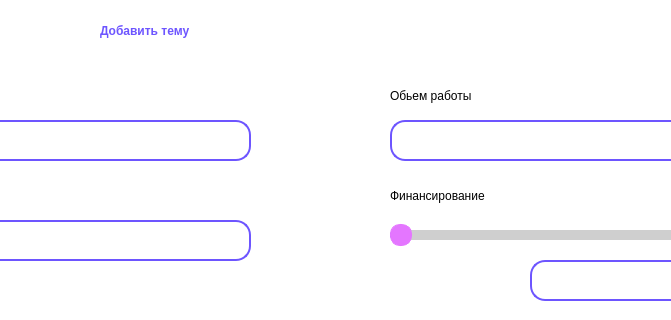
Before: the Qt Designer form project/add_theme.ui in AssasinNik/meow, drawn with Qt 5; both pictures show x 140 to 811 and y 0 to 320 of the 921 by 511 pixel window.
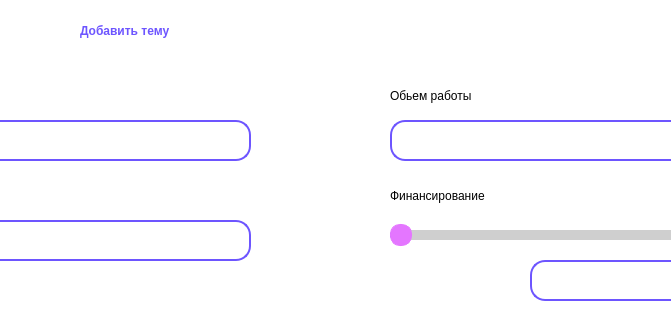
After: the same form once the commit is applied. Icons and pictures are not drawn.

Patch:
```diff
--- a/project/add_theme.ui
+++ b/project/add_theme.ui
@@ -103,9 +103,9 @@
   <widget class="QLabel" name="label">
    <property name="geometry">
     <rect>
-     <x>240</x>
+     <x>220</x>
      <y>0</y>
-     <width>431</width>
+     <width>511</width>
      <height>61</height>
     </rect>
    </property>
```
